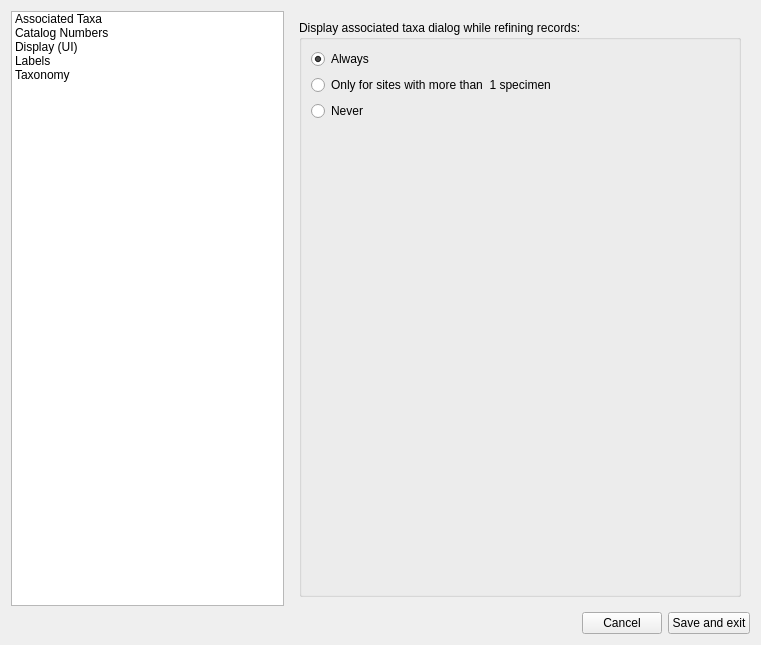
Before: the Qt Designer form ui/settingsUI.ui in CapPow/collBook, drawn with Qt 5.
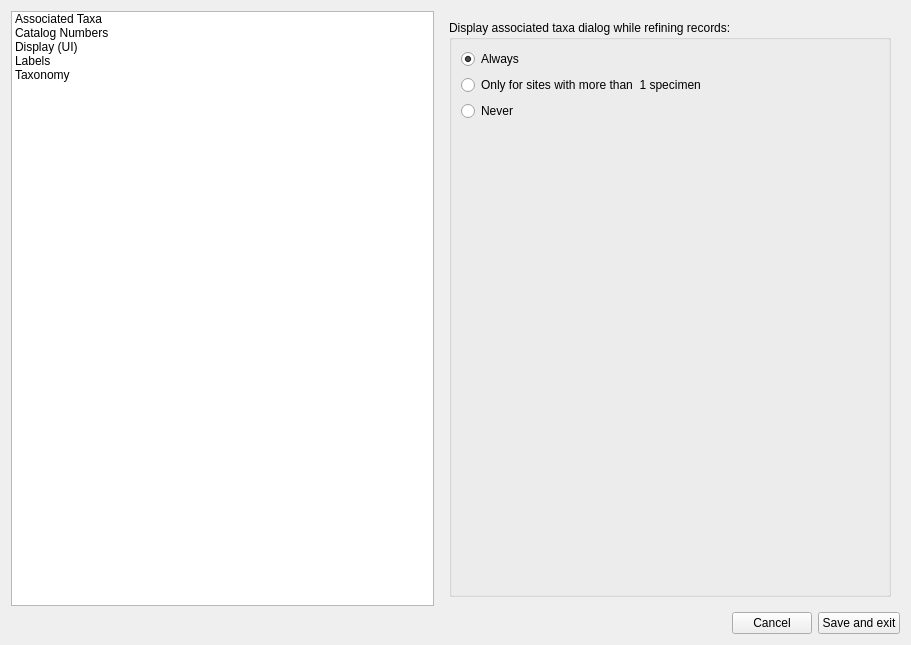
After: the same form once the commit is applied. Icons and pictures are not drawn.

Commit message: polish size policy for larger fonts

What changed in the file:
```diff
--- a/ui/settingsUI.ui
+++ b/ui/settingsUI.ui
@@ -6,7 +6,7 @@
    <rect>
     <x>0</x>
     <y>0</y>
-    <width>761</width>
+    <width>911</width>
     <height>645</height>
    </rect>
   </property>
@@ -46,7 +46,7 @@
        <number>2</number>
       </property>
       <item>
-       <layout class="QHBoxLayout" name="upperHorizontalLayout" stretch="0,4">
+       <layout class="QHBoxLayout" name="upperHorizontalLayout" stretch="0,0">
         <item>
          <widget class="QListWidget" name="page_Display">
           <property name="sizePolicy">
```
Left out of the diff: 2 changed lines with no effect on the pictures. The commit also changes 1 other file.
